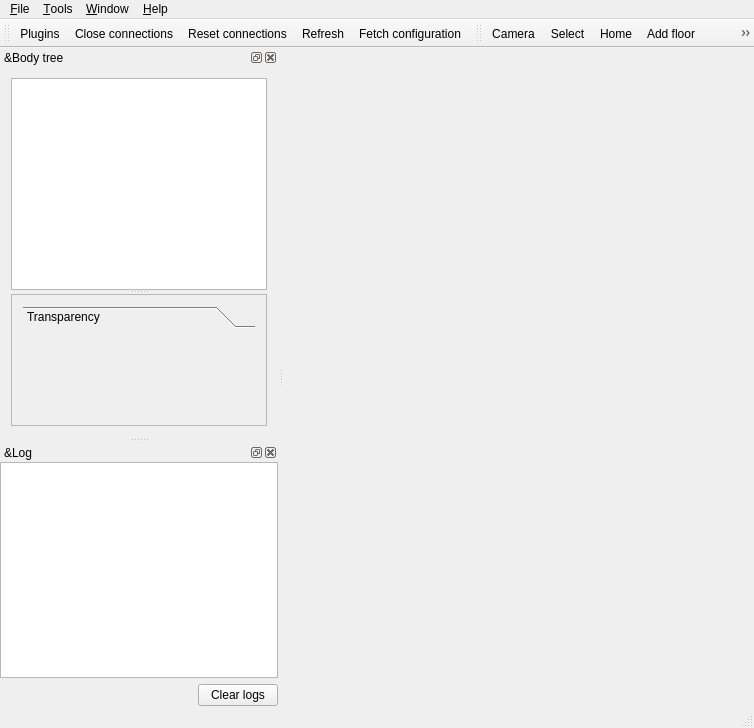
Qt form include/gepetto/gui/ui/mainwindow.ui (Gepetto/gepetto-viewer-corba) before a commit.
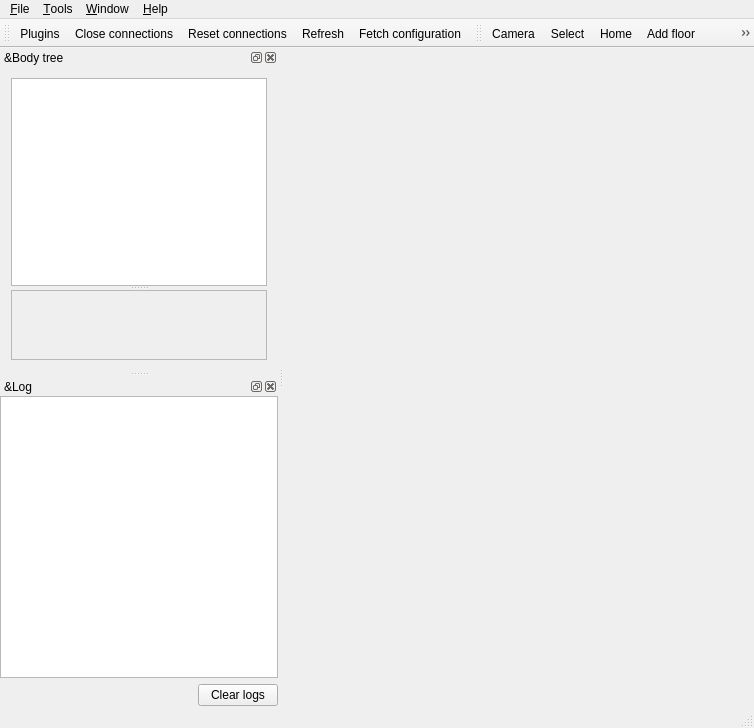
The same form after that commit. Icons and pictures are not drawn. Custom widgets are drawn as their Qt base class.

The edit to the form file:
```diff
--- a/include/gepetto/gui/ui/mainwindow.ui
+++ b/include/gepetto/gui/ui/mainwindow.ui
@@ -151,33 +151,10 @@
           <rect>
            <x>0</x>
            <y>0</y>
-           <width>254</width>
-           <height>127</height>
+           <width>252</width>
+           <height>133</height>
           </rect>
          </property>
-         <layout class="QVBoxLayout" name="verticalLayout_2">
-          <item>
-           <widget class="QToolBox" name="toolBox">
-            <property name="currentIndex">
-             <number>0</number>
-            </property>
-            <widget class="QWidget" name="Info">
-             <property name="geometry">
-              <rect>
-               <x>0</x>
-               <y>0</y>
-               <width>238</width>
-               <height>83</height>
-              </rect>
-             </property>
-             <attribute name="label">
-              <string>Transparency</string>
-             </attribute>
-             <layout class="QHBoxLayout" name="horizontalLayout"/>
-            </widget>
-           </widget>
-          </item>
-         </layout>
         </widget>
        </widget>
       </widget>
```
Left out of the diff: 5 changed lines with no effect on the pictures.
